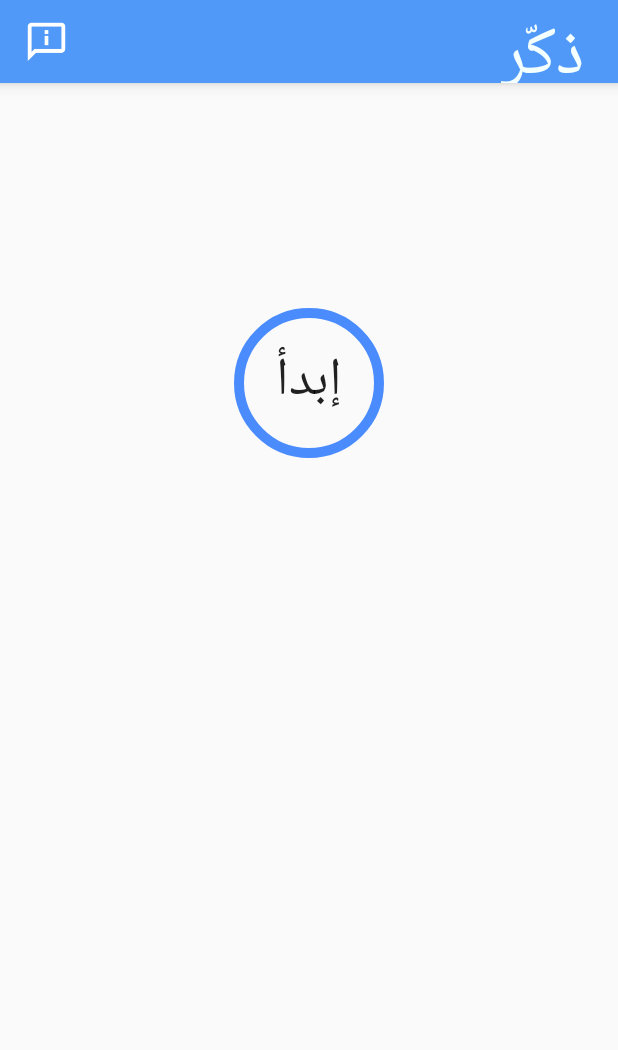
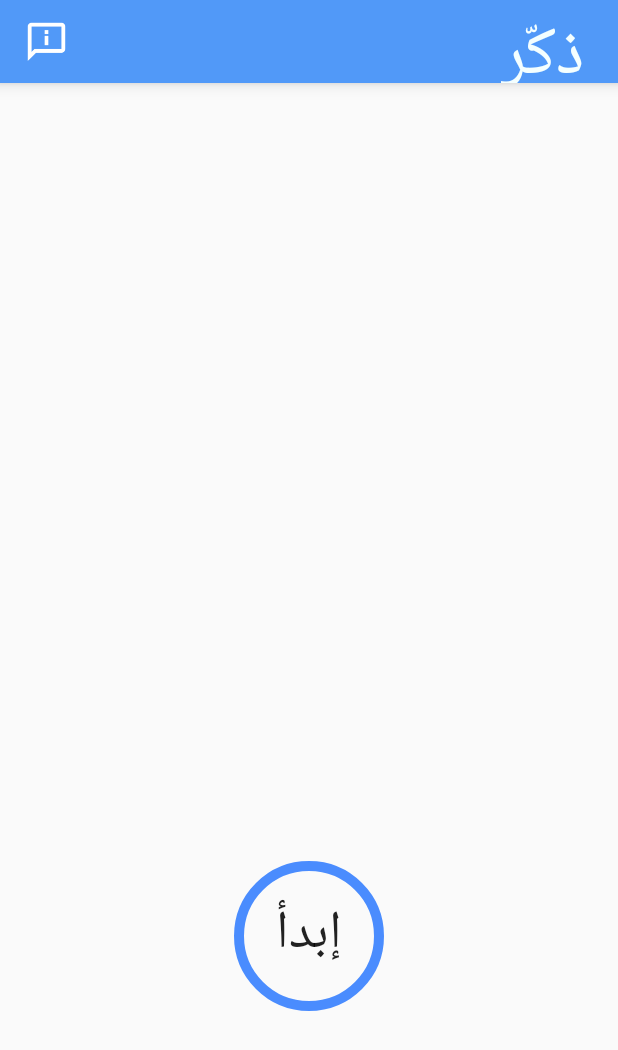
Before and after one commit to CouldBlood/Thaker, an Android app: the screen it shows after launch (MainActivity), on a phone screen of 412 x 824 dp. Shown: the top 1050 px of the screen. Run offline under Robolectric (Android 15) with nearby library versions, the phone set to English and light mode, and no system bars.

Commit message:
comments added Stop button removed from Activity_Main try_catch removed Change Start button's location

```diff
--- a/app/src/main/res/layout/activity_main.xml
+++ b/app/src/main/res/layout/activity_main.xml
@@ -62,7 +62,7 @@
                 android:layout_height="100dp"
                 android:text="إبدأ"
                 android:id="@+id/start"
-                android:layout_gravity="center_horizontal|top"
+                android:layout_gravity="center_horizontal|bottom"
                 android:textSize="35dp" />
 
         </FrameLayout>
```
